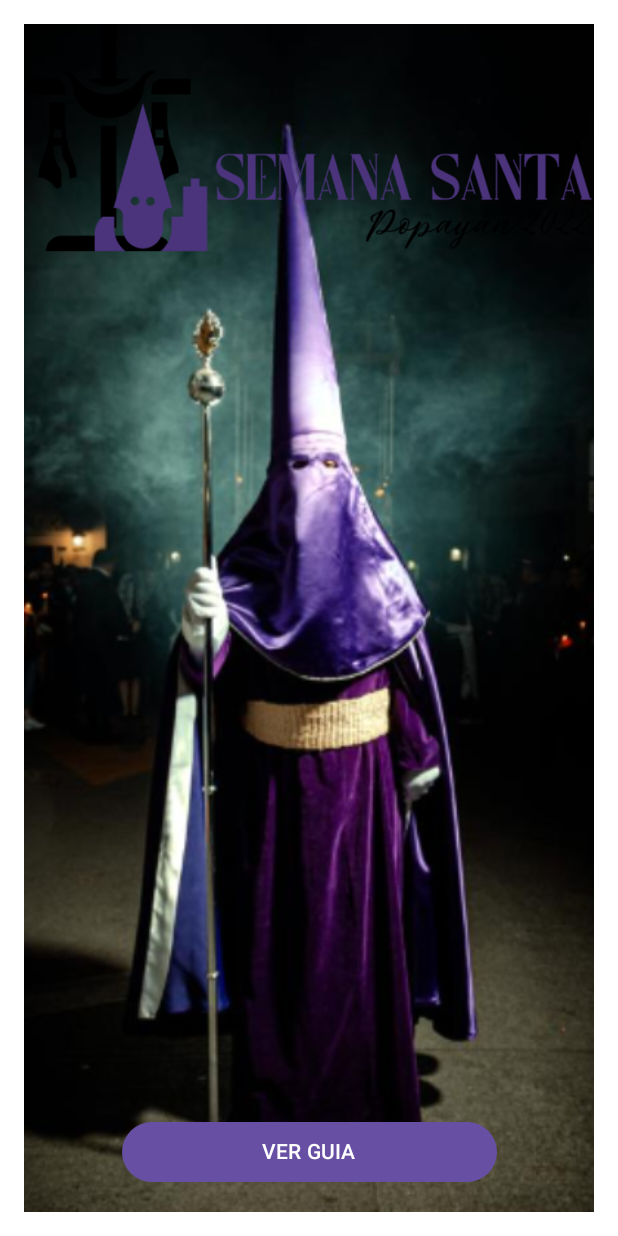
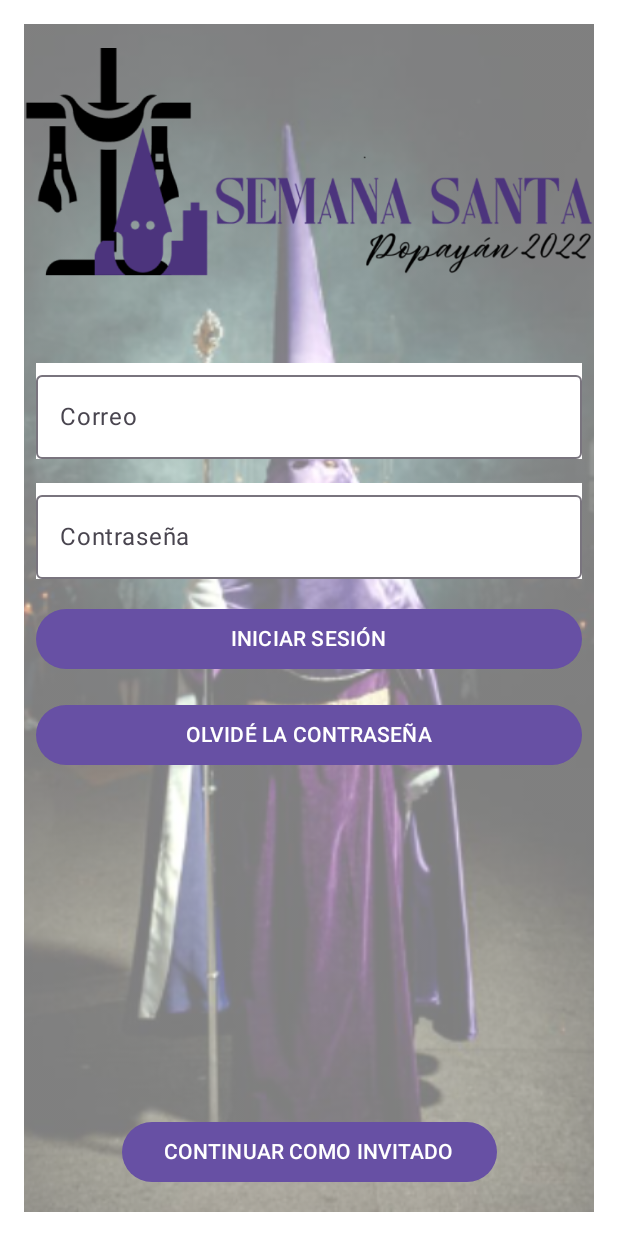
Before and after one commit to EstevanCD/PasoPopayanAPP, an Android app built with Jetpack Compose: the @Preview function StartOrderPreview, on a phone screen of 412 x 824 dp. Run offline under Robolectric (Android 15) with nearby library versions, the phone set to English and light mode, and no system bars.

Commit message:
Se agrega la pantalla Hotel y se modifica el inicio

```diff
--- a/app/src/main/java/co/edu/unicauca/app_pasopopayan/screens/Artesania.kt
+++ b/app/src/main/java/co/edu/unicauca/app_pasopopayan/screens/Artesania.kt
@@ -52,6 +52,7 @@ fun ArtesaniaScreen(modifier: Modifier = Modifier) {
             .verticalScroll(rememberScrollState()),
         horizontalAlignment = Alignment.CenterHorizontally
     ) {
+        Spacer(Modifier.height(16.dp))
         Column (
             verticalArrangement = Arrangement.Top,
             horizontalAlignment = Alignment.CenterHorizontally,
--- a/app/src/main/java/co/edu/unicauca/app_pasopopayan/screens/Inicio.kt
+++ b/app/src/main/java/co/edu/unicauca/app_pasopopayan/screens/Inicio.kt
@@ -5,18 +5,27 @@ import androidx.compose.foundation.background
 import androidx.compose.foundation.layout.Arrangement
 import androidx.compose.foundation.layout.Box
 import androidx.compose.foundation.layout.Column
+import androidx.compose.foundation.layout.Spacer
 import androidx.compose.foundation.layout.fillMaxSize
 import androidx.compose.foundation.layout.fillMaxWidth
+import androidx.compose.foundation.layout.height
 import androidx.compose.foundation.layout.padding
 import androidx.compose.foundation.layout.width
 import androidx.compose.foundation.layout.widthIn
 import androidx.compose.material3.Button
+import androidx.compose.material3.OutlinedTextField
 import androidx.compose.material3.Text
 import androidx.compose.runtime.Composable
+import androidx.compose.runtime.getValue
+import androidx.compose.runtime.mutableStateOf
+import androidx.compose.runtime.remember
+import androidx.compose.runtime.setValue
 import androidx.compose.ui.Alignment
 import androidx.compose.ui.Modifier
+import androidx.compose.ui.graphics.Color
 import androidx.compose.ui.layout.ContentScale
 import androidx.compose.ui.res.painterResource
+import androidx.compose.ui.text.input.TextFieldValue
 import androidx.compose.ui.tooling.preview.Preview
 import androidx.compose.ui.unit.dp
 import co.edu.unicauca.app_pasopopayan.R
@@ -26,6 +35,8 @@ import co.edu.unicauca.app_pasopopayan.R
 fun StartOrderScreen(
     modifier: Modifier = Modifier
 ) {
+    var username by remember { mutableStateOf(TextFieldValue()) }
+    var password by remember { mutableStateOf(TextFieldValue()) }
     Box(
         modifier = modifier.fillMaxSize()
     ) {
@@ -33,19 +44,61 @@ fun StartOrderScreen(
             painter = painterResource(id = R.drawable.carguero1),
             contentDescription = null,
             contentScale = ContentScale.Crop,
-            modifier = Modifier.fillMaxSize()
+            modifier = Modifier.fillMaxSize(),
+            alpha = 0.5F,
         )
-
         Column (
             verticalArrangement = Arrangement.Top,
             horizontalAlignment = Alignment.CenterHorizontally,
             modifier = Modifier.fillMaxWidth()
         ) {
+            Spacer(Modifier.height(16.dp))
             Image(
                 painter = painterResource(id = R.drawable.logoapp_comp),
                 contentDescription = null,
                 modifier = Modifier.width(600.dp),
             )
+            Spacer(Modifier.height(50.dp))
+            OutlinedTextField(
+                value = username,
+                onValueChange = { username = it },
+                label = { Text("Correo") },
+                modifier = Modifier
+                    .fillMaxWidth()
+                    .padding(8.dp)
+                    .background(Color.White)
+            )
+            OutlinedTextField(
+                value = password,
+                onValueChange = { password = it },
+                label = { Text("Contraseña") },
+                modifier = Modifier
+                    .fillMaxWidth()
+                    .padding(8.dp)
+                    .background(Color.White)
+            )
+            Button(
+                onClick = {
+                    // Aquí puedes manejar la lógica de inicio de sesión
+                    // Por ejemplo, validar las credenciales, navegar a la siguiente pantalla, etc.
+                },
+                modifier = Modifier
+                    .fillMaxWidth()
+                    .padding(8.dp)
+            ) {
+                Text("INICIAR SESIÓN")
+            }
+            Button(
+                onClick = {
+                    // Aquí puedes manejar la lógica de inicio de sesión
+                    // Por ejemplo, validar las credenciales, navegar a la siguiente pantalla, etc.
+                },
+                modifier = Modifier
+                    .fillMaxWidth()
+                    .padding(8.dp)
+            ) {
+                Text("OLVIDÉ LA CONTRASEÑA")
+            }
         }
 
         Column(
@@ -69,7 +122,7 @@ fun StartButton(
         onClick = onClick,
         modifier = modifier.widthIn(min = 250.dp)
     ) {
-        Text("VER GUIA")
+        Text("CONTINUAR COMO INVITADO")
     }
 }
 
```
Also changed, not shown: app/src/main/java/co/edu/unicauca/app_pasopopayan/Main.kt (deleted, +0 -21 lines), app/src/main/java/co/edu/unicauca/app_pasopopayan/MainActivity.kt (added, +29 -0 lines), app/src/main/java/co/edu/unicauca/app_pasopopayan/Principal.kt (+10 -1 lines), app/src/main/java/co/edu/unicauca/app_pasopopayan/screens/Comida.kt (+14 -0 lines), app/src/main/java/co/edu/unicauca/app_pasopopayan/screens/Hotel.kt (added, +179 -0 lines), app/src/main/java/co/edu/unicauca/app_pasopopayan/screens/Login.kt (added, +60 -0 lines), app/src/main/res/drawable/j1.jpg (added), app/src/main/res/drawable/j3.jpg (added), 1 other file.
